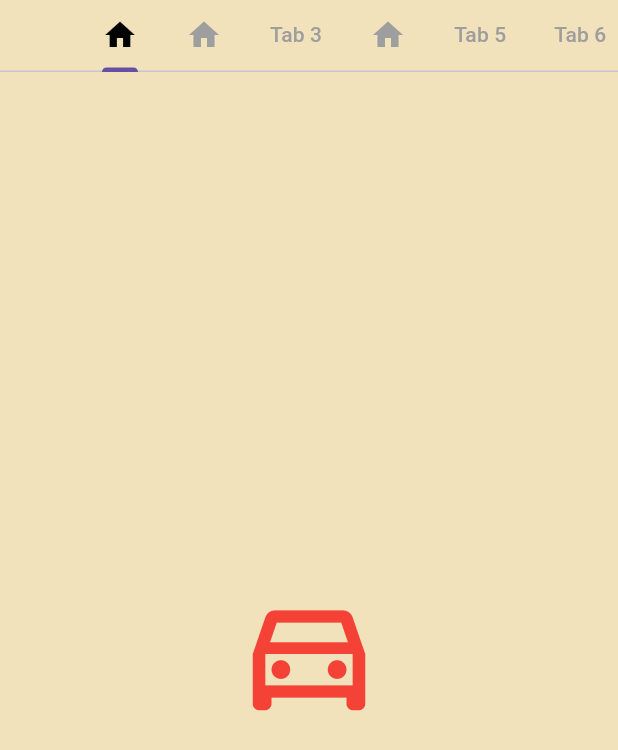
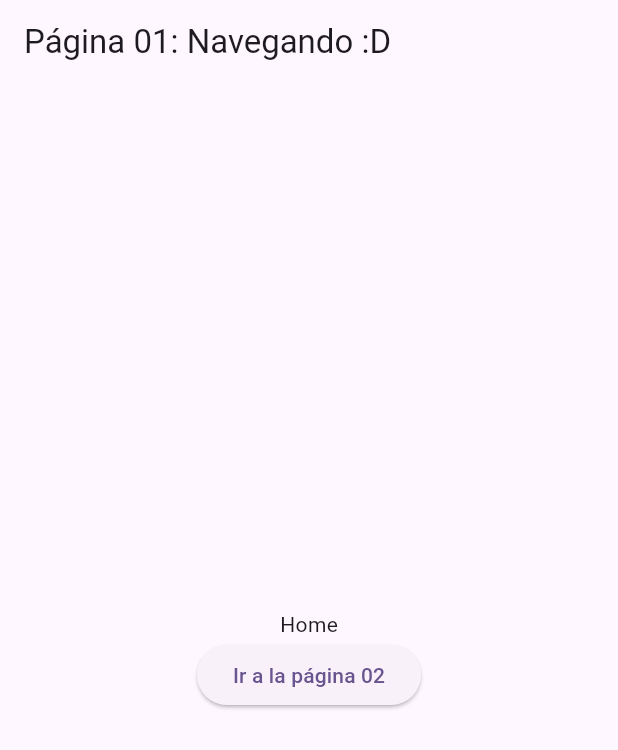
Before and after one commit to Honorio-Morales/desarrollo_software_tabbar_aplicacion, a Flutter app: the screen it shows after launch, on a phone screen of 412 x 824 dp. Shown: the top 750 px of the screen. Run offline on Flutter 3.47's test engine with Material 3 defaults, Android fonts, the phone set to English and light mode, and no system bars; missing offline and left inert: guia3_parte2.

Commit message:
Uso de navigatpr

```diff
--- a/lib/main.dart
+++ b/lib/main.dart
@@ -1,4 +1,4 @@
-import 'package:guia3/screens/tabs_screen.dart';
+import 'package:guia3_parte2/pages/pagina02.dart';
 import 'package:flutter/material.dart';
 
 void main() {
@@ -8,16 +8,54 @@ void main() {
 class MyApp extends StatelessWidget {
   const MyApp({super.key});
 
-  // This widget is the root of your application.
   @override
   Widget build(BuildContext context) {
     return MaterialApp(
       debugShowCheckedModeBanner: false,
-      title: 'Material App',
-      initialRoute: 'tabs',
-      routes: {
-        'tabs': (context) => const TabsScreen(),
-      },
-    );
+      title: 'Flutter Demo',
+      theme: ThemeData(
+        colorScheme: ColorScheme.fromSeed(seedColor: Colors.deepPurple),
+        useMaterial3: true,
+      ), // ThemeData
+      home: const MyHomePage(title: 'Página 01: Navegando :D'),
+    ); // MaterialApp
   }
 }
+
+class MyHomePage extends StatefulWidget {
+  const MyHomePage({super.key, required this.title});
+
+  final String title;
+
+  @override
+  State<MyHomePage> createState() => _MyHomePageState();
+}
+class _MyHomePageState extends State<MyHomePage> {
+  @override
+  Widget build(BuildContext context) {
+    return Scaffold(
+      appBar: AppBar(
+        title: Text(widget.title),
+      ), // AppBar
+      body: Center(
+        child: Column(
+          mainAxisAlignment: MainAxisAlignment.center,
+          children: <Widget>[
+            Text(
+              'Home',
+            ), // Text
+            ElevatedButton(
+              child: Text("Ir a la página 02"),
+              onPressed: () => {
+                Navigator.push(
+                  context,
+                  MaterialPageRoute(builder: (context) => Pagina02()),
+                )
+              },
+            ) // ElevatedButton
+          ], // <Widget>[]
+        ), // Column
+      ), // Center
+    ); // Scaffold
+  }
+}
```
Also changed, not shown: lib/pages/pagina02.dart (added, +66 -0 lines), 23 other files.
